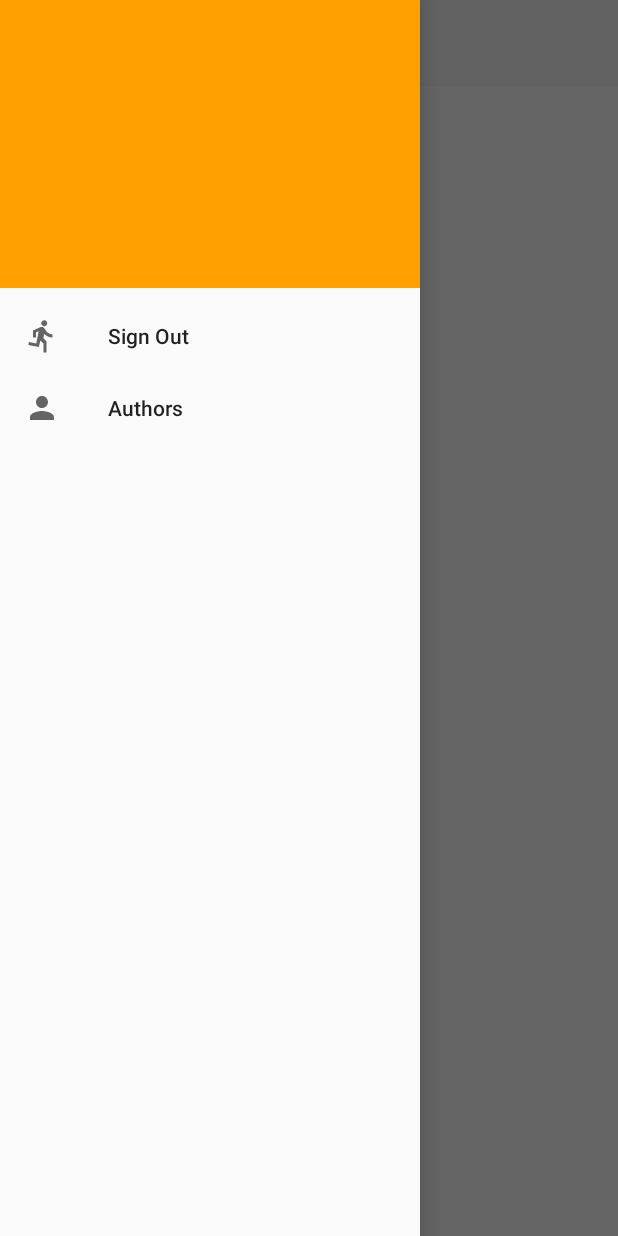
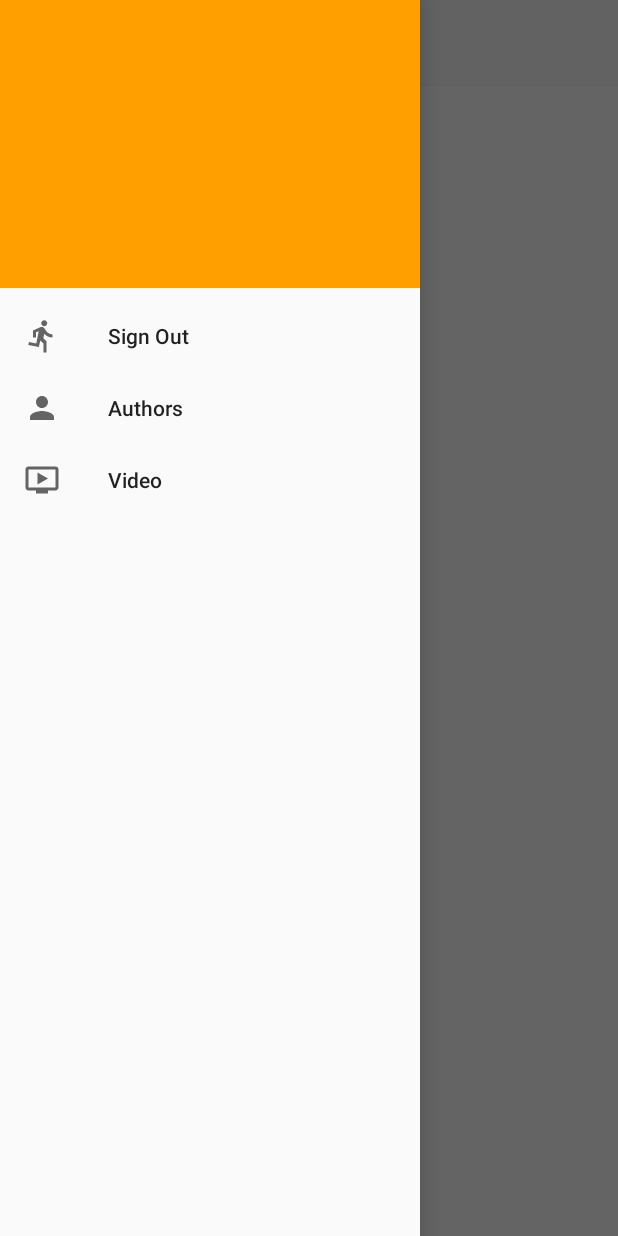
Before and after one commit to romogo17/Remus, an Android app: the screen it shows after launch once a user with an empty profile is signed in (SelectorActivity), with the side drawer open, on a phone screen of 412 x 824 dp. Run offline under Robolectric (Android 15) with nearby library versions, the phone set to English and light mode, and no system bars; our stand-ins replace Firebase (no records; nobody signed in at launch, a user with empty details on screens opened directly).

Commit message:
Boton al video de YouTube

```diff
--- a/app/src/main/AndroidManifest.xml
+++ b/app/src/main/AndroidManifest.xml
@@ -28,6 +28,8 @@
             android:screenOrientation="portrait" />
 
         <activity android:name=".AboutActivity"></activity>
+
+
     </application>
 
 </manifest>
--- /dev/null
+++ b/app/src/main/res/drawable/ic_ondemand_video_black_24dp.xml
@@ -0,0 +1,9 @@
+<vector xmlns:android="http://schemas.android.com/apk/res/android"
+        android:width="24dp"
+        android:height="24dp"
+        android:viewportWidth="24.0"
+        android:viewportHeight="24.0">
+    <path
+        android:fillColor="#FF000000"
+        android:pathData="M21,3L3,3c-1.11,0 -2,0.89 -2,2v12c0,1.1 0.89,2 2,2h5v2h8v-2h5c1.1,0 1.99,-0.9 1.99,-2L23,5c0,-1.11 -0.9,-2 -2,-2zM21,17L3,17L3,5h18v12zM16,11l-7,4L9,7z"/>
+</vector>
--- a/app/src/main/res/menu/drawer_view.xml
+++ b/app/src/main/res/menu/drawer_view.xml
@@ -17,5 +17,9 @@
             android:id="@+id/nav_about"
             android:icon="@drawable/ic_person_black_24dp"
             android:title="@string/nav_authors" />
+        <item
+            android:id="@+id/nav_video"
+            android:icon="@drawable/ic_ondemand_video_black_24dp"
+            android:title="Video" />
     </group>
 </menu>
```
Also changed, not shown: app/src/main/java/com/una/optimizeprime/remus/SelectorActivity.java (+17 -0 lines), 2 other files.
